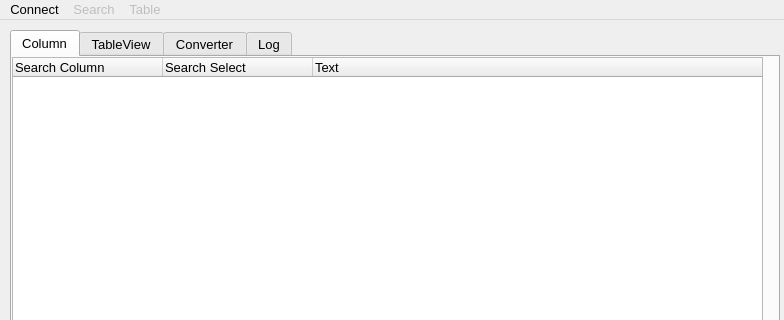
Old version of the form PokeDBWindow.ui in the repository plutorain/PokeDB; both pictures show x 0 to 784 and y 0 to 320 of the 784 by 530 pixel window.
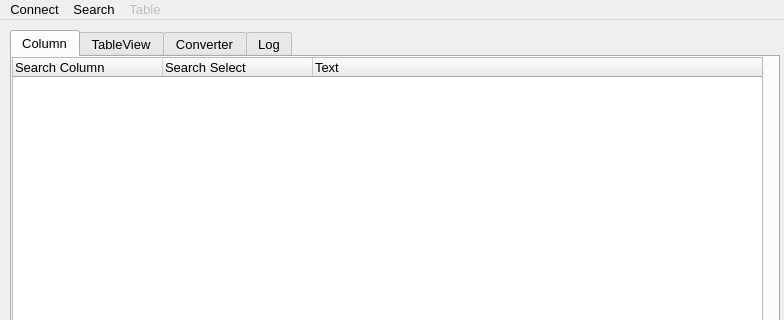
New version of the form.

Commit message:
[ADD] JP name -> KR Name finder
Search option JP name -> KR name

```diff
--- a/PokeDBWindow.ui
+++ b/PokeDBWindow.ui
@@ -203,7 +203,7 @@
    </widget>
    <widget class="QMenu" name="menuSearch">
     <property name="enabled">
-     <bool>false</bool>
+     <bool>true</bool>
     </property>
     <property name="title">
      <string>Search</string>
```
Left out of the diff: 8 changed lines with no effect on the pictures. The commit also changes 1 other file.
